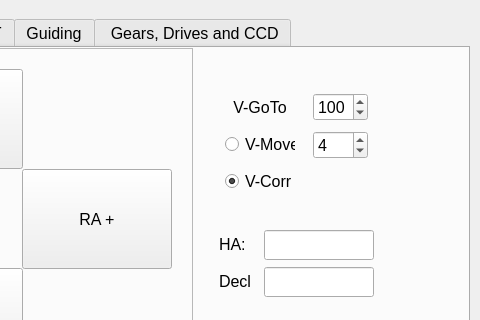
selste/TwoStepperControl, file mainwindow.ui: the form before one commit; both pictures show x 320 to 800 and y 0 to 320 of the 800 by 480 pixel window.
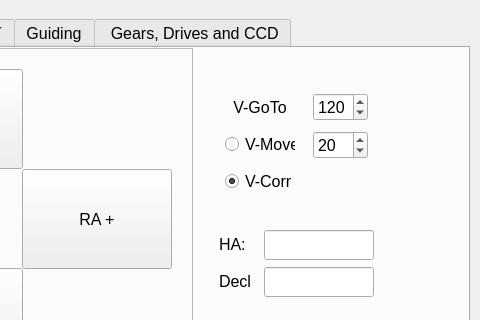
The form after the commit.

The edit to the form file:
```diff
--- a/mainwindow.ui
+++ b/mainwindow.ui
@@ -96,7 +96,7 @@
           <number>250</number>
          </property>
          <property name="value">
-          <number>100</number>
+          <number>120</number>
          </property>
         </widget>
        </item>
@@ -137,7 +137,7 @@
           <number>200</number>
          </property>
          <property name="value">
-          <number>4</number>
+          <number>20</number>
          </property>
         </widget>
        </item>
```
Left out of the diff: 4 changed lines with no effect on the pictures.
